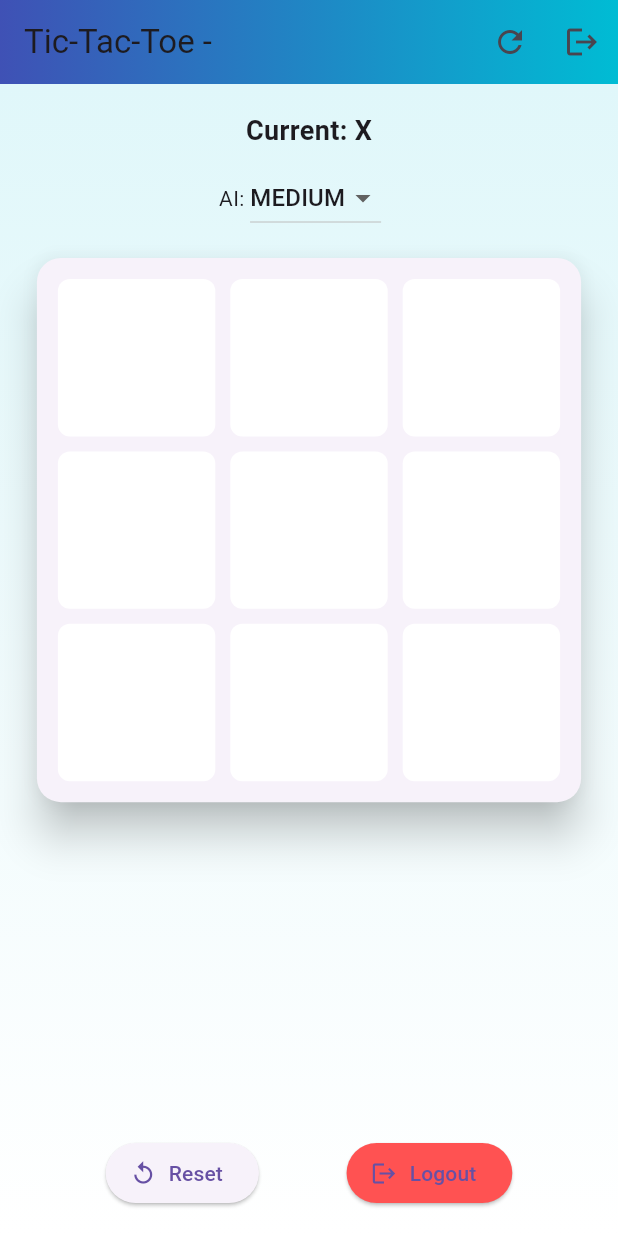
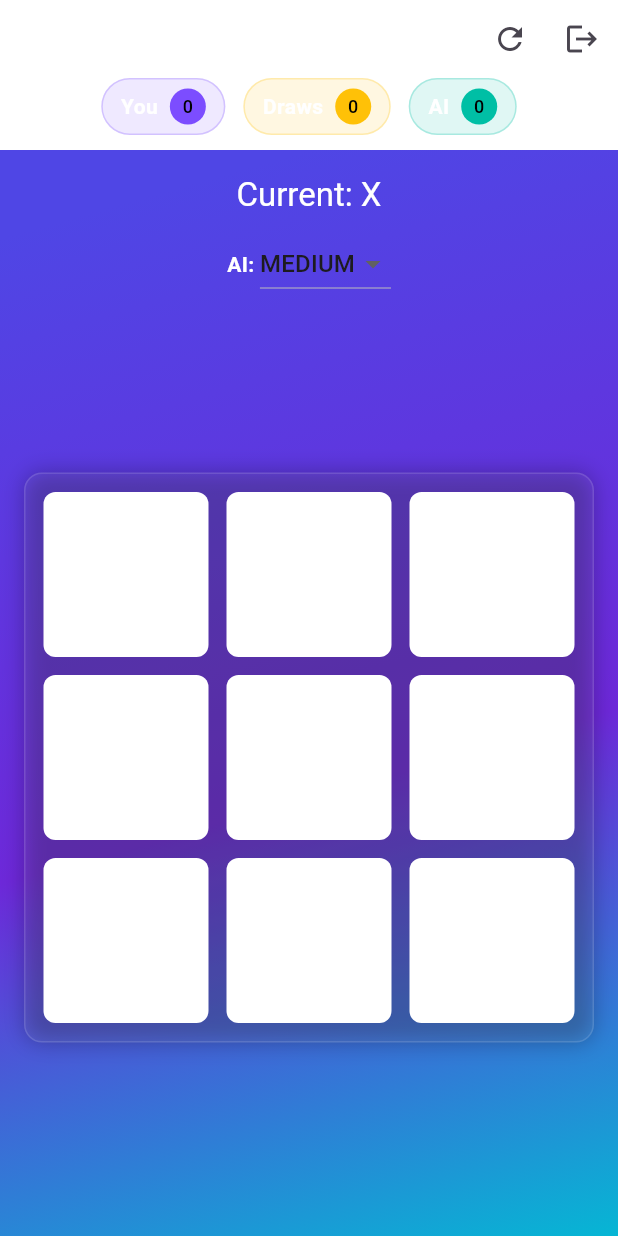
Before and after one commit to Wizard-hash2/Gaming_app, a Flutter app: the GamePage screen opened directly with empty values, on a phone screen of 412 x 824 dp. Run offline on Flutter 3.47's test engine with Material 3 defaults, Android fonts, the phone set to English and light mode, and no system bars; our stand-ins replace supabase_flutter; accounts and stored records are empty.

Commit message:
Ngenoh updates

```diff
--- a/lib/main.dart
+++ b/lib/main.dart
@@ -1,6 +1,8 @@
 import 'dart:math';
 import 'package:flutter/material.dart';
 import 'package:supabase_flutter/supabase_flutter.dart'; // comment out while troubleshooting
+import 'package:url_launcher/url_launcher.dart';
+import 'package:url_launcher/url_launcher_string.dart';
 
 enum Difficulty { easy, medium, hard }
 
@@ -129,8 +131,13 @@ class MyApp extends StatelessWidget {
     return MaterialApp(
       title: 'Flutter TicTacToe',
       debugShowCheckedModeBanner: false,
-      theme: ThemeData(primarySwatch: Colors.indigo),
+      theme: ThemeData(
+        primarySwatch: Colors.deepPurple,
+        scaffoldBackgroundColor: Colors.transparent, // let gradient show
+      ),
       home: Scaffold(
+        // Keep a transparent scaffold so the page-level gradients are visible
+        backgroundColor: Colors.transparent,
         body: MyHomePage(),
       ),
     );
@@ -200,15 +207,40 @@ class _MyHomePageState extends State<MyHomePage> with SingleTickerProviderStateM
     }
   }
 
+  Future<void> _openSignUpPage() async {
+    const url = 'https://kenwork.onrender.com/auth';
+    final uri = Uri.parse(url);
+    // Prefer external application to open in a new window/tab
+    try {
+      if (!await launchUrl(uri, mode: LaunchMode.externalApplication)) {
+        // fallback: try simple string launcher
+        if (!await launchUrlString(url, webOnlyWindowName: '_blank')) {
+          if (mounted) {
+            ScaffoldMessenger.of(context).showSnackBar(SnackBar(content: Text('Could not open signup page')));
+          }
+        }
+      }
+    } catch (_) {
+      if (mounted) {
+        ScaffoldMessenger.of(context).showSnackBar(SnackBar(content: Text('Could not open signup page')));
+      }
+    }
+  }
+
   @override
   Widget build(BuildContext context) {
     return Container(
-      // gradient background
+      // updated blue → purple → teal gradient for a modern, visually-appealing look
       decoration: BoxDecoration(
         gradient: LinearGradient(
-          colors: [Colors.indigo.shade800, Colors.indigo.shade400, Colors.cyan.shade200],
           begin: Alignment.topLeft,
           end: Alignment.bottomRight,
+          colors: [
+            Color(0xFF0F172A), // deep midnight
+            Color(0xFF4F46E5), // indigo/purple
+            Color(0xFF06B6D4), // teal/cyan accent
+          ],
+          stops: [0.0, 0.55, 1.0],
         ),
       ),
       child: Center(
@@ -284,6 +316,11 @@ class _MyHomePageState extends State<MyHomePage> with SingleTickerProviderStateM
                                 onPressed: _loading ? null : _submit,
                               ),
                             ),
+                            SizedBox(height: 12),
+                            TextButton(
+                              onPressed: _openSignUpPage,
+                              child: Text('Don\'t have an account? Sign up here', style: TextStyle(color: Colors.blueAccent)),
+                            ),
                           ],
                         ),
                       ),
@@ -319,6 +356,11 @@ class _GamePageState extends State<GamePage> with SingleTickerProviderStateMixin
   Difficulty _difficulty = Difficulty.medium;
   bool _aiThinking = false;
 
+  // Scoreboard
+  int _playerWins = 0; // player (X)
+  int _aiWins = 0;     // AI (O)
+  int _draws = 0;
+
   static const List<List<int>> _winningLines = [
     [0,1,2],
     [3,4,5],
@@ -329,6 +371,20 @@ class _GamePageState extends State<GamePage> with SingleTickerProviderStateMixin
     [0,4,8],
     [2,4,6],
   ];
+
+  // Produce 1-2 character initials from a display name or email
+  String _userInitials(String name) {
+    final s = (name ?? '').trim();
+    if (s.isEmpty) return '';
+    // split on space or common separators (for emails use part before @)
+    final beforeAt = s.contains('@') ? s.split('@').first : s;
+    final parts = beforeAt.split(RegExp(r'[\s._-]+')).where((p) => p.isNotEmpty).toList();
+    if (parts.isEmpty) return beforeAt.substring(0, 1).toUpperCase();
+    if (parts.length == 1) return parts[0].substring(0, 1).toUpperCase();
+    final first = parts[0][0];
+    final second = parts[1][0];
+    return (first + second).toUpperCase();
+  }
 
   // small animation for the placed mark
   void _handleTap(int idx) {
@@ -396,6 +452,12 @@ class _GamePageState extends State<GamePage> with SingleTickerProviderStateMixin
   }
 
   void _showResult() {
+    // update scoreboard once per finished game
+    setState(() {
+      if (_winner == 'Draw') _draws++;
+      else if (_winner == 'X') _playerWins++;
+      else if (_winner == 'O') _aiWins++;
+    });
     final title = _winner == 'Draw' ? 'Draw' : 'Winner: $_winner';
     showDialog(
       context: context,
@@ -407,6 +469,26 @@ class _GamePageState extends State<GamePage> with SingleTickerProviderStateMixin
           TextButton(onPressed: () { Navigator.of(context).pop(); }, child: Text('Close')),
         ],
       ),
+    );
+  }
+
+  Future<void> _logout() async {
+    try {
+      final supabase = Supabase.instance.client;
+      await supabase.auth.signOut();
+    } catch (e) {
+      // ignore sign-out errors but still navigate
+    }
+    if (!mounted) return;
+    // reset local scores on logout
+    setState(() {
+      _playerWins = 0;
+      _aiWins = 0;
+      _draws = 0;
+    });
+    Navigator.of(context).pushAndRemoveUntil(
+      MaterialPageRoute(builder: (_) => MyHomePage()),
+      (route) => false,
     );
   }
 
@@ -438,75 +520,161 @@ class _GamePageState extends State<GamePage> with SingleTickerProviderStateMixin
     );
   }
 
+  Widget _buildBoard(BuildContext context) {
+    // kept as a safe stub — the build() uses the inline Container/GridView.
+    // You can reimplement a responsive helper here if desired.
+    return SizedBox.shrink();
+  }
+
+  Widget _buildScoreChip(String label, int value, Color color) {
+    return Container(
+      padding: EdgeInsets.symmetric(horizontal: 12, vertical: 6),
+      decoration: BoxDecoration(
+        color: color.withOpacity(0.12),
+        borderRadius: BorderRadius.circular(20),
+        border: Border.all(color: color.withOpacity(0.25)),
+      ),
+      child: Row(
+        children: [
+          Text(label, style: TextStyle(color: Colors.white, fontWeight: FontWeight.w600)),
+          SizedBox(width: 8),
+          CircleAvatar(
+            radius: 12,
+            backgroundColor: color,
+            child: Text(value.toString(), style: TextStyle(fontSize: 12, color: Colors.black)),
+          ),
+        ],
+      ),
+    );
+  }
+
   @override
   Widget build(BuildContext context) {
+    // Show gradient behind the scaffold body and make the AppBar blend with it
     return Scaffold(
-      // nice gradient app bar look via flexible space
+      backgroundColor: Colors.transparent,
       appBar: AppBar(
-        title: Text('Tic-Tac-Toe - ${widget.playerName}'),
-        elevation: 6,
-        flexibleSpace: Container(
-          decoration: BoxDecoration(
-            gradient: LinearGradient(colors: [Colors.indigo, Colors.cyan]),
+        backgroundColor: Colors.transparent,
+        elevation: 0,
+        // avatar + title (avatar shows user initials as a simple cartoon-like badge)
+        title: Row(
+          children: [
+            CircleAvatar(
+              radius: 18,
+              backgroundColor: Colors.white,
+              child: Text(
+                _userInitials(widget.playerName),
+                style: TextStyle(color: Colors.deepPurple, fontWeight: FontWeight.bold),
               ),
             ),
-        actions: [
-          IconButton(icon: Icon(Icons.refresh), onPressed: _reset, tooltip: 'Reset'),
-          IconButton(icon: Icon(Icons.logout), onPressed: () => Navigator.of(context).pushAndRemoveUntil(
-            MaterialPageRoute(builder: (_) => MyApp()), (r) => false), tooltip: 'Logout'),
+            SizedBox(width: 12),
+            Expanded(
+              child: Text(
+                'Tic-Tac-Toe - ${widget.playerName}',
+                style: TextStyle(color: Colors.white, fontSize: 18, fontWeight: FontWeight.w600),
+                overflow: TextOverflow.ellipsis,
+              ),
+            ),
           ],
         ),
-      body: LayoutBuilder(
-        builder: (context, constraints) {
-          final double maxWidth = constraints.maxWidth.toDouble();
-          final gridSize = maxWidth * 0.9; // grid size relative to maxWidth
-
-          return Container(
-            width: maxWidth,
-            margin: EdgeInsets.symmetric(horizontal: (constraints.maxWidth - maxWidth) / 2),
-            decoration: BoxDecoration(
-              gradient: LinearGradient(colors: [Colors.cyan.shade50, Colors.white], begin: Alignment.topCenter, end: Alignment.bottomCenter),
-            ),
-            padding: EdgeInsets.symmetric(vertical: 18, horizontal: 12),
-            child: Column(
-              mainAxisSize: MainAxisSize.min,
-              children: [
-                Text('Current: $_current', style: TextStyle(fontSize: 18, fontWeight: FontWeight.w600)),
-                SizedBox(height: 8),
-                // Difficulty selector and AI thinking indicator
-                Row(
+        actions: [
+          IconButton(onPressed: _reset, icon: Icon(Icons.refresh)),
+          IconButton(onPressed: _logout, icon: Icon(Icons.logout)),
+        ],
+        // scoreboard shown under the AppBar title
+        bottom: PreferredSize(
+          preferredSize: Size.fromHeight(44),
+          child: Padding(
+            padding: const EdgeInsets.only(bottom: 10.0, left: 12.0, right: 12.0),
+            child: Row(
               mainAxisAlignment: MainAxisAlignment.center,
               children: [
-                    Text('AI: '),
-                    DropdownButton<Difficulty>(
-                      value: _difficulty,
-                      onChanged: (v) { if (v != null) setState(() => _difficulty = v); },
-                      items: Difficulty.values.map((d) =>
-                        DropdownMenuItem(value: d, child: Text(d.toString().split('.').last.toUpperCase()))
-                      ).toList(),
-                    ),
+                _buildScoreChip('You', _playerWins, Colors.deepPurpleAccent),
                 SizedBox(width: 12),
-                    if (_aiThinking) Row(children: [SizedBox(width: 16, height: 16, child: CircularProgressIndicator(strokeWidth: 2)), SizedBox(width: 8), Text('AI thinking...')]),
+                _buildScoreChip('Draws', _draws, Colors.amber),
+                SizedBox(width: 12),
+                _buildScoreChip('AI', _aiWins, Colors.tealAccent.shade700),
               ],
             ),
-                SizedBox(height: 12),
-                SizedBox(
+          ),
+        ),
+      ),
+      body: Container(
+        decoration: BoxDecoration(
+          gradient: LinearGradient(
+            begin: Alignment.topCenter,
+            end: Alignment.bottomRight,
+            colors: [
+              Color(0xFF4F46E5),
+              Color(0xFF6D28D9),
+              Color(0xFF06B6D4),
+            ],
+            stops: [0.0, 0.55, 1.0],
+          ),
+        ),
+        child: LayoutBuilder(
+          builder: (context, constraints) {
+            final padding = 32.0;
+            final availableWidth = constraints.maxWidth - padding;
+            final availableHeight = constraints.maxHeight - padding - 120; // reserve header/control space
+            final gridSize = min(availableWidth, availableHeight).clamp(200.0, 1000.0);
+
+            return SingleChildScrollView(
+              child: ConstrainedBox(
+                constraints: BoxConstraints(minHeight: constraints.maxHeight),
+                child: IntrinsicHeight(
+                  child: Column(
+                    crossAxisAlignment: CrossAxisAlignment.stretch,
+                    children: [
+                      SizedBox(height: 16),
+                      Center(child: Text('Current: $_current', style: Theme.of(context).textTheme.titleLarge?.copyWith(color: Colors.white))),
+                      SizedBox(height: 8),
+                      // AI difficulty selector and status
+                      Row(
+                        mainAxisSize: MainAxisSize.min,
+                        mainAxisAlignment: MainAxisAlignment.center,
+                        children: [
+                          Text('AI: ', style: TextStyle(fontWeight: FontWeight.w600, color: Colors.white)),
+                          DropdownButton<Difficulty>(
+                            dropdownColor: Colors.deepPurple.shade700,
+                            value: _difficulty,
+                            items: Difficulty.values
+                                .map((d) => DropdownMenuItem(value: d, child: Text(d.toString().split('.').last.toUpperCase())))
+                                .toList(),
+                            onChanged: (v) {
+                              if (v != null) setState(() => _difficulty = v);
+                            },
+                          ),
+                          if (_aiThinking) ...[
+                            SizedBox(width: 12),
+                            SizedBox(width: 16, height: 16, child: CircularProgressIndicator(strokeWidth: 2, color: Colors.white)),
+                          ],
+                        ],
+                      ),
+                      SizedBox(height: 16),
+
+                      // Expand the board to take remaining space (prevents RenderFlex overflow)
+                      Expanded(
+                        child: Center(
+                          child: Container(
                             width: gridSize,
                             height: gridSize,
-                  child: Card(
-                    elevation: 12,
-                    shape: RoundedRectangleBorder(borderRadius: BorderRadius.circular(16)),
-                    child: Padding(
-                      padding: EdgeInsets.all(14),
+                            padding: EdgeInsets.all(12),
+                            decoration: BoxDecoration(
+                              color: Colors.white.withOpacity(0.06),
+                              borderRadius: BorderRadius.circular(12),
+                              boxShadow: [BoxShadow(color: Colors.black26, blurRadius: 12)],
+                              border: Border.all(color: Colors.white12),
+                            ),
                             child: GridView.builder(
                               physics: NeverScrollableScrollPhysics(),
-                        itemCount: 9,
                               gridDelegate: SliverGridDelegateWithFixedCrossAxisCount(
                                 crossAxisCount: 3,
-                          mainAxisSpacing: 10,
-                          crossAxisSpacing: 10,
-                          childAspectRatio: 1,
+                                crossAxisSpacing: 12,
+                                mainAxisSpacing: 12,
+                                childAspectRatio: 1.0,
                               ),
+                              itemCount: 9,
                               itemBuilder: (context, index) {
                                 return Material(
                                   color: _cellColor(index),
@@ -514,7 +682,11 @@ class _GamePageState extends State<GamePage> with SingleTickerProviderStateMixin
                                   child: InkWell(
                                     borderRadius: BorderRadius.circular(8),
                                     onTap: () => _handleTap(index),
+                                    child: Semantics(
+                                      label: 'Cell ${index + 1}, ${_board[index] == '' ? 'empty' : _board[index]}',
+                                      button: true,
                                       child: Center(child: _buildMark(_board[index])),
+                                    ),
                                   ),
                                 );
                               },
@@ -522,38 +694,22 @@ class _GamePageState extends State<GamePage> with SingleTickerProviderStateMixin
                           ),
                         ),
                       ),
-                SizedBox(height: 16),
+
+                      SizedBox(height: 18),
                       if (_winner != null)
-                  Row(
-                    mainAxisAlignment: MainAxisAlignment.center,
-                    children: [
-                      Icon(_winner == 'Draw' ? Icons.sentiment_neutral : Icons.emoji_events, color: Colors.amber),
-                      SizedBox(width: 8),
-                      Text(
-                        _winner == 'Draw' ? 'It\'s a draw' : 'Winner: $_winner',
-                        style: TextStyle(fontSize: 16, fontWeight: FontWeight.bold),
+                        Padding(
+                          padding: const EdgeInsets.symmetric(vertical: 8.0),
+                          child: Center(child: Text('Result: $_winner', style: TextStyle(fontSize: 18, fontWeight: FontWeight.bold, color: Colors.white))),
                         ),
+                      SizedBox(height: 12),
                     ],
                   ),
-                Spacer(),
-                Row(
-                  mainAxisAlignment: MainAxisAlignment.spaceEvenly,
-                  children: [
-                    ElevatedButton.icon(onPressed: _reset, icon: Icon(Icons.replay), label: Text('Reset')),
-                    ElevatedButton.icon(
-                      onPressed: () => Navigator.of(context).pushAndRemoveUntil(
-                        MaterialPageRoute(builder: (_) => MyApp()), (r) => false),
-                      icon: Icon(Icons.logout),
-                      label: Text('Logout'),
-                      style: ElevatedButton.styleFrom(backgroundColor: Colors.redAccent),
                 ),
-                  ],
-                ),
-              ],
               ),
             );
           },
         ),
+      ),
     );
   }
 }
--- a/pubspec.yaml
+++ b/pubspec.yaml
@@ -9,7 +9,8 @@ environment:
 dependencies:
   flutter:
     sdk: flutter
-  supabase_flutter: ^1.4.0
+  supabase_flutter: ^1.10.25
+  url_launcher: ^6.1.10
 
 dev_dependencies:
   flutter_test:
```
Also changed, not shown: pubspec.lock, 6 other files. Lines whose indentation alone changed are shown as unchanged.
